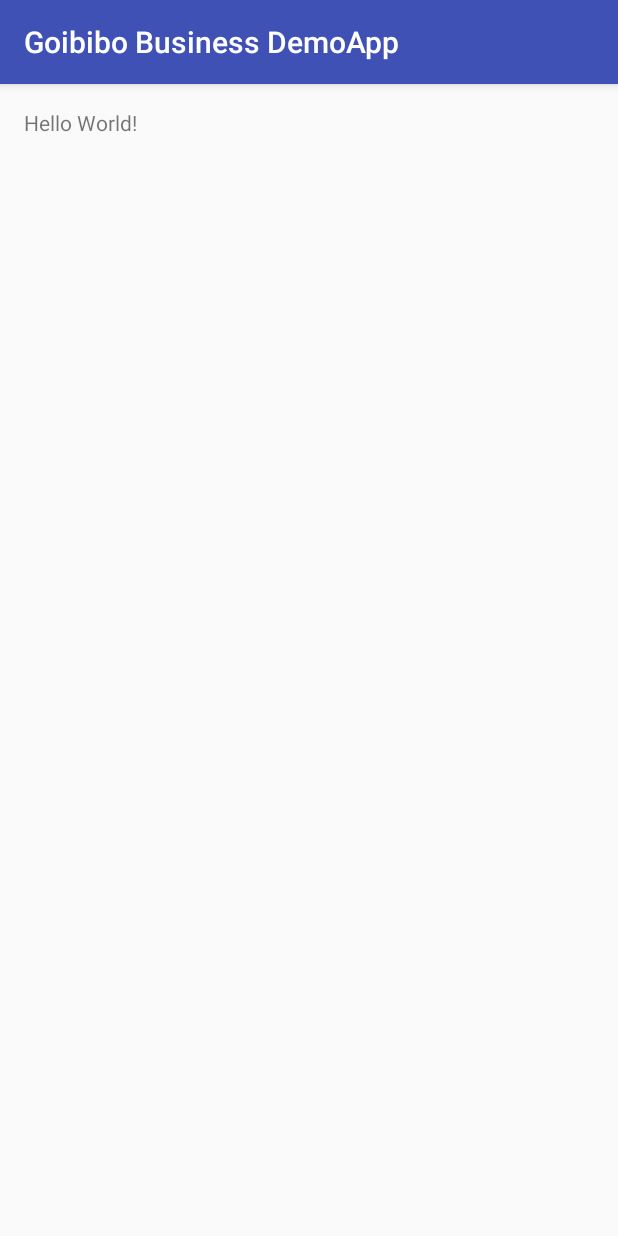
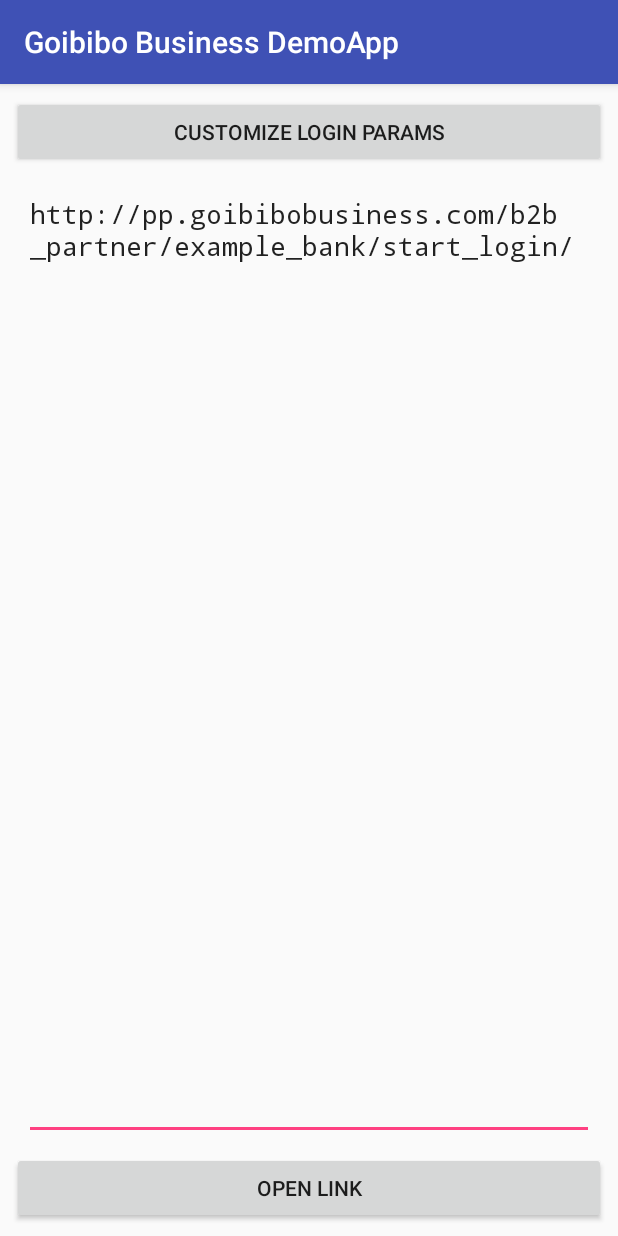
Before and after one commit to goibibo/GoibiboBusinessDemoApp, an Android app: the screen it shows after launch (MainActivity), on a phone screen of 412 x 824 dp. Run offline under Robolectric (Android 15) with nearby library versions, the phone set to English and light mode, and no system bars.

Commit message:
Open link button working
It now opens whatever link is typed into the textbox

```diff
--- a/app/build.gradle
+++ b/app/build.gradle
@@ -26,4 +26,5 @@ dependencies {
     })
     compile 'com.android.support:appcompat-v7:24.2.1'
     testCompile 'junit:junit:4.12'
+    compile 'com.android.support.constraint:constraint-layout:1.0.0-alpha8'
 }
--- a/app/src/main/AndroidManifest.xml
+++ b/app/src/main/AndroidManifest.xml
@@ -1,6 +1,8 @@
 <?xml version="1.0" encoding="utf-8"?>
 <manifest xmlns:android="http://schemas.android.com/apk/res/android"
     package="com.goibibobusiness.goibibobusinessdemoapp">
+
+    <uses-permission android:name="android.permission.INTERNET" />
 
     <application
         android:allowBackup="true"
@@ -15,6 +17,7 @@
                 <category android:name="android.intent.category.LAUNCHER" />
             </intent-filter>
         </activity>
+        <activity android:name=".OpenWebView"></activity>
     </application>
 
 </manifest>
--- a/app/src/main/res/layout/activity_main.xml
+++ b/app/src/main/res/layout/activity_main.xml
@@ -1,17 +1,54 @@
 <?xml version="1.0" encoding="utf-8"?>
-<RelativeLayout xmlns:android="http://schemas.android.com/apk/res/android"
+<android.support.constraint.ConstraintLayout xmlns:android="http://schemas.android.com/apk/res/android"
+    xmlns:app="http://schemas.android.com/apk/res-auto"
     xmlns:tools="http://schemas.android.com/tools"
-    android:id="@+id/activity_main"
+    layout_width="wrap_content"
+    layout_height="wrap_content"
     android:layout_width="match_parent"
     android:layout_height="match_parent"
-    android:paddingBottom="@dimen/activity_vertical_margin"
-    android:paddingLeft="@dimen/activity_horizontal_margin"
-    android:paddingRight="@dimen/activity_horizontal_margin"
-    android:paddingTop="@dimen/activity_vertical_margin"
-    tools:context="com.goibibobusiness.goibibobusinessdemoapp.MainActivity">
+    android:id="@+id/activity_main">
 
-    <TextView
-        android:layout_width="wrap_content"
+    <Button
+        android:text="Customize Login params"
+        android:layout_width="0dp"
         android:layout_height="wrap_content"
-        android:text="Hello World!" />
-</RelativeLayout>
+        android:id="@+id/button_params"
+        app:layout_constraintTop_toTopOf="parent"
+        android:layout_margin="8dp"
+        android:layout_marginEnd="16dp"
+        app:layout_constraintRight_toRightOf="parent"
+        android:layout_marginStart="16dp"
+        app:layout_constraintLeft_toLeftOf="parent" />
+
+    <EditText
+        android:layout_width="0dp"
+        android:inputType="textMultiLine"
+        android:ems="10"
+        android:id="@+id/editText_weblink"
+        android:layout_height="0dp"
+        android:layout_marginTop="8dp"
+        app:layout_constraintTop_toBottomOf="@+id/button_params"
+        app:layout_constraintBottom_toTopOf="@+id/button_open_link"
+        android:layout_marginBottom="8dp"
+        android:gravity="top|left"
+        android:fontFamily="monospace"
+        android:text="http://pp.goibibobusiness.com/b2b_partner/example_bank/start_login/"
+        android:layout_marginEnd="16dp"
+        app:layout_constraintRight_toRightOf="parent"
+        android:layout_marginStart="16dp"
+        app:layout_constraintLeft_toLeftOf="parent" />
+
+    <Button
+        android:text="Open Link"
+        android:layout_width="0dp"
+        android:layout_height="wrap_content"
+        android:id="@+id/button_open_link"
+        app:layout_constraintBottom_toBottomOf="parent"
+        android:layout_margin="8dp"
+        android:layout_marginBottom="16dp"
+        app:layout_constraintLeft_toLeftOf="parent"
+        android:layout_marginEnd="16dp"
+        app:layout_constraintRight_toRightOf="parent"
+        android:layout_marginStart="16dp"
+        android:onClick="openLinkInWebView" />
+</android.support.constraint.ConstraintLayout>
--- /dev/null
+++ b/app/src/main/res/layout/activity_open_web_view.xml
@@ -0,0 +1,6 @@
+<?xml version="1.0" encoding="utf-8"?>
+<WebView xmlns:android="http://schemas.android.com/apk/res/android"
+    android:id="@+id/webview"
+    android:layout_width="fill_parent"
+    android:layout_height="fill_parent"
+    />
```
Also changed, not shown: app/src/main/java/com/goibibobusiness/goibibobusinessdemoapp/MainActivity.java (+12 -0 lines), app/src/main/java/com/goibibobusiness/goibibobusinessdemoapp/OpenWebView.java (added, +87 -0 lines).
